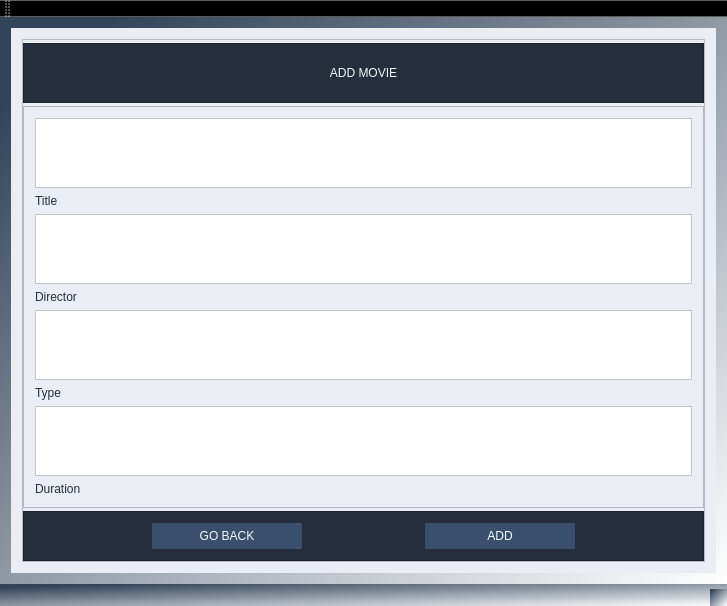
First picture: the form in MovieTicketManagementSystem/MainWindow.ui, repository ZuzannaZawartka/movie-ticket-management-system, before the edit.
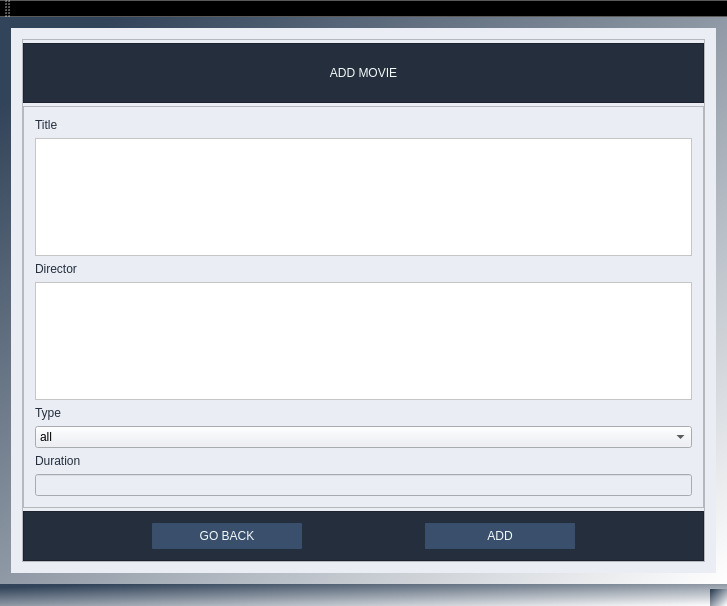
Second picture: the form after the edit. The open tabs and pages were chosen to show the change.

Commit message: feat: AddMovieWindow class to manage window easier and created connection on clicked button

What changed in the file:
```diff
--- a/MovieTicketManagementSystem/MainWindow.ui
+++ b/MovieTicketManagementSystem/MainWindow.ui
@@ -639,15 +639,6 @@
               <enum>QFrame::Shadow::Raised</enum>
              </property>
              <layout class="QVBoxLayout" name="verticalLayout_22">
-              <item>
-               <widget class="QTextEdit" name="textTitleEdit">
-                <property name="styleSheet">
-                 <string notr="true">background-color: rgb(255, 255, 255);
-color: rgb(36, 46, 61);
-font: 900 18pt &quot;Source Sans Pro Black&quot;;</string>
-                </property>
-               </widget>
-              </item>
               <item>
                <widget class="QLabel" name="textTitleLabel">
                 <property name="styleSheet">
@@ -660,7 +651,7 @@
                </widget>
               </item>
               <item>
-               <widget class="QTextEdit" name="textDirectorEdit">
+               <widget class="QTextEdit" name="textTitleEdit">
                 <property name="styleSheet">
                  <string notr="true">background-color: rgb(255, 255, 255);
 color: rgb(36, 46, 61);
@@ -680,7 +671,7 @@
                </widget>
               </item>
               <item>
-               <widget class="QTextEdit" name="textTypeEdit">
+               <widget class="QTextEdit" name="textDirectorEdit">
                 <property name="styleSheet">
                  <string notr="true">background-color: rgb(255, 255, 255);
 color: rgb(36, 46, 61);
@@ -700,12 +691,22 @@
                </widget>
               </item>
               <item>
-               <widget class="QTextEdit" name="textDurationEdit">
-                <property name="styleSheet">
-                 <string notr="true">background-color: rgb(255, 255, 255);
-color: rgb(36, 46, 61);
-font: 900 18pt &quot;Source Sans Pro Black&quot;;</string>
-                </property>
+               <widget class="QComboBox" name="movieTypeComboBox">
+                <item>
+                 <property name="text">
+                  <string>all</string>
+                 </property>
+                </item>
+                <item>
+                 <property name="text">
+                  <string>new</string>
+                 </property>
+                </item>
+                <item>
+                 <property name="text">
+                  <string>deym</string>
+                 </property>
+                </item>
                </widget>
               </item>
               <item>
@@ -719,6 +720,9 @@
                 </property>
                </widget>
               </item>
+              <item>
+               <widget class="QLineEdit" name="timeDurationLineEdit"/>
+              </item>
              </layout>
             </widget>
            </item>
```
Left out of the diff: 4 changed lines with no effect on the pictures. The commit also changes 7 other files.
